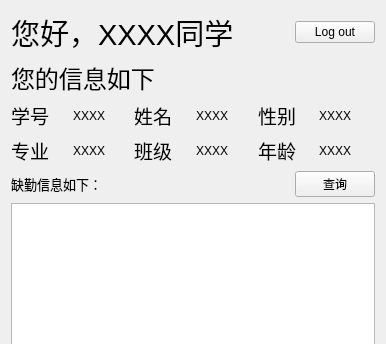
Qt form student.ui (AKAZhiyu/Absense) before a commit; both pictures show x 0 to 386 and y 0 to 344 of the 386 by 501 pixel window.
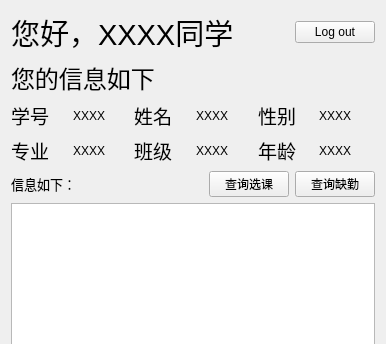
The same form after that commit. Icons and pictures are not drawn.

Commit message: finish student

What changed in the file:
```diff
--- a/student.ui
+++ b/student.ui
@@ -209,7 +209,7 @@
           </font>
          </property>
          <property name="text">
-          <string>缺勤信息如下：</string>
+          <string>信息如下：</string>
          </property>
         </widget>
        </item>
@@ -226,10 +226,17 @@
          </property>
         </spacer>
        </item>
+       <item>
+        <widget class="QPushButton" name="courseButton">
+         <property name="text">
+          <string>查询选课</string>
+         </property>
+        </widget>
+       </item>
        <item>
         <widget class="QPushButton" name="checkButton">
          <property name="text">
-          <string>查询</string>
+          <string>查询缺勤</string>
          </property>
         </widget>
        </item>
```
The commit also changes 13 other files.
